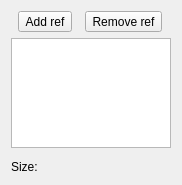
The window that src/Mod/PartDesign/Gui/TaskChamferParameters.ui (berndhahnebach/All_FreeCAD) describes before a commit, drawn with Qt 5.
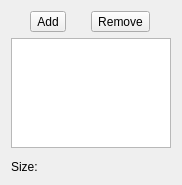
The same window after the commit. Custom widgets are drawn as their Qt base class.

Commit message:
[PD] rename buttons
as requested in https://forum.freecadweb.org/viewtopic.php?f=19&t=43383#p369328

```diff
--- a/src/Mod/PartDesign/Gui/TaskChamferParameters.ui
+++ b/src/Mod/PartDesign/Gui/TaskChamferParameters.ui
@@ -23,7 +23,7 @@
 click again to end selection</string>
        </property>
        <property name="text">
-        <string>Add ref</string>
+        <string>Add</string>
        </property>
        <property name="checkable">
         <bool>true</bool>
@@ -37,7 +37,7 @@
 click again to end selection</string>
        </property>
        <property name="text">
-        <string>Remove ref</string>
+        <string>Remove</string>
        </property>
        <property name="checkable">
         <bool>true</bool>
```
The commit also changes 1 other file.
